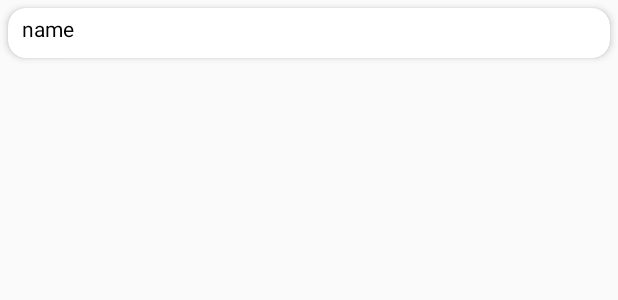
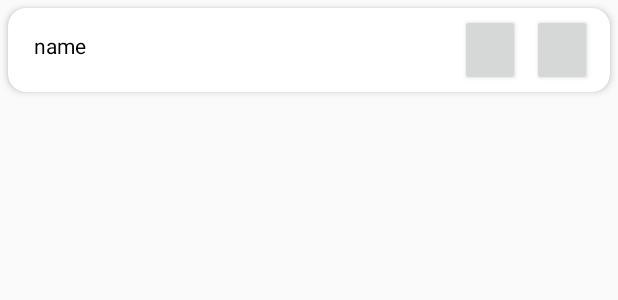
Before and after one commit to azxca1731/WaokDiet, an Android app: the layout view_friend.xml on its own in the app's theme, with its tools: preview values and no code run, on a phone screen of 412 x 824 dp. Shown: the top 300 px of the screen. Run offline under Robolectric (Android 15) with nearby library versions, the phone set to English and light mode, and no system bars; Roboto replaces fonts that are not available here.

Commit message:
잔버그수정. 히스토리 예외

```diff
--- a/app/src/main/java/org/androidtown/dietapp/Chart/ChartActivity.java
+++ b/app/src/main/java/org/androidtown/dietapp/Chart/ChartActivity.java
@@ -77,4 +77,9 @@ public class ChartActivity extends Activity {
         });
 
     }
+
+    @Override
+    public void onBackPressed() {
+        super.onBackPressed(); finish();
+    }
 }
--- a/app/src/main/res/layout/view_friend.xml
+++ b/app/src/main/res/layout/view_friend.xml
@@ -2,6 +2,7 @@
 <android.support.v7.widget.CardView
     xmlns:card_view="http://schemas.android.com/apk/res-auto"
     xmlns:android="http://schemas.android.com/apk/res/android"
+    xmlns:tools="http://schemas.android.com/tools"
     android:id="@+id/card_view"
     android:layout_width="match_parent"
     android:layout_height="wrap_content"
@@ -13,28 +14,50 @@
     android:clickable="true">
 
     <LinearLayout
-        android:layout_width="wrap_content"
+        android:layout_width="match_parent"
         android:layout_height="wrap_content"
         android:orientation="horizontal">
 
 
-        <LinearLayout
+        <android.support.constraint.ConstraintLayout
             android:layout_width="match_parent"
             android:layout_height="match_parent"
-            android:orientation="vertical"
-            android:layout_marginLeft="5dp">
+            android:layout_marginLeft="5dp"
+            android:orientation="horizontal">
+
             <TextView
                 android:id="@+id/text_name_friend"
-                android:textColor="#000"
-                android:text="name"
                 android:layout_width="wrap_content"
                 android:layout_height="wrap_content"
+                android:layout_marginBottom="8dp"
+                android:layout_marginStart="8dp"
+                android:layout_marginTop="8dp"
                 android:height="25dp"
-                />
+                android:text="name"
+                android:textColor="#000"
+                card_view:layout_constraintBottom_toBottomOf="parent"
+                card_view:layout_constraintStart_toStartOf="parent"
+                card_view:layout_constraintTop_toTopOf="parent" />
+
+            <Button
+                android:id="@+id/button1_on_friend"
+                android:layout_width="40dp"
+                android:layout_height="match_parent"
+                android:layout_marginEnd="8dp"
+                card_view:layout_constraintEnd_toEndOf="parent"
+                tools:layout_editor_absoluteY="0dp" />
+
+            <Button
+                android:id="@+id/button2_on_friend"
+                android:layout_width="40dp"
+                android:layout_height="match_parent"
+                android:layout_marginEnd="8dp"
+                card_view:layout_constraintEnd_toStartOf="@+id/button1_on_friend"
+                tools:layout_editor_absoluteY="0dp" />
 
 
-            </LinearLayout>
-</LinearLayout>
+        </android.support.constraint.ConstraintLayout>
+    </LinearLayout>
 
 
 </android.support.v7.widget.CardView>
```
Also changed, not shown: app/src/main/java/org/androidtown/dietapp/Chart/ViewAllCalendarActivity.java (+7 -6 lines), app/src/main/java/org/androidtown/dietapp/Chart/ViewAllCalendarActivity_byPie.java (+5 -2 lines), app/src/main/java/org/androidtown/dietapp/Chart/ViewHistoryDataActivity.java (+21 -0 lines), app/src/main/java/org/androidtown/dietapp/Chart/ViewUserInterestActivity.java (+32 -17 lines).
